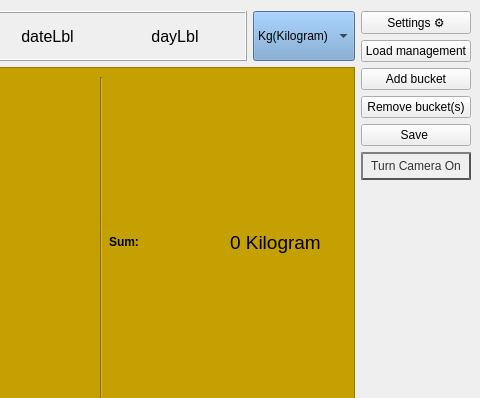
Old version of the form BHMI.ui in the repository SC-One/BHMI; both pictures show x 161 to 641 and y 0 to 398 of the 641 by 489 pixel window.
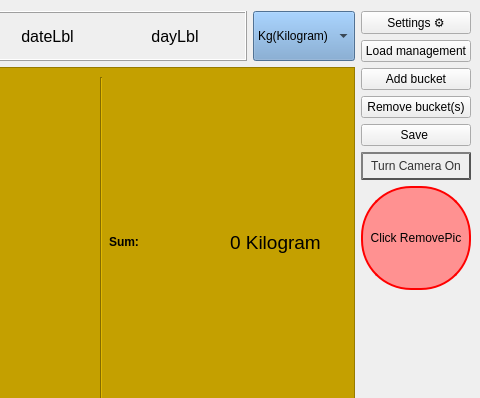
New version of the form. Icons and pictures are not drawn.

```diff
--- a/BHMI.ui
+++ b/BHMI.ui
@@ -14,6 +14,11 @@
    <string>BHMI</string>
   </property>
   <widget class="QWidget" name="centralwidget">
+   <property name="styleSheet">
+    <string notr="true">QWidget#centralwidget {
+	background-image: url(:/new/prefix1/scr.png);
+}</string>
+   </property>
    <layout class="QVBoxLayout" name="verticalLayout">
     <item>
      <layout class="QHBoxLayout" name="horizontalLayout" stretch="10,1">
@@ -422,7 +427,7 @@
        </layout>
       </item>
       <item>
-       <layout class="QVBoxLayout" name="verticalLayout_3" stretch="0,1,0,0,0,0,0,0,0">
+       <layout class="QVBoxLayout" name="verticalLayout_3" stretch="0,1,0,0,0,0,0,0,0,0">
         <property name="topMargin">
          <number>0</number>
         </property>
@@ -497,6 +502,29 @@
           </property>
          </widget>
         </item>
+        <item>
+         <widget class="QPushButton" name="devBtn">
+          <property name="styleSheet">
+           <string notr="true">QPushButton {  
+	background-color: rgb(255, 145, 145);
+	border:2px solid red;
+ 	border-radius:50px; 
+ 	min-width:100px;
+ 	min-height:100px;
+}
+
+QPushButton:hover {
+	background: qradialgradient(
+		cx: 0.3, cy: -0.4, fx: 0.3, fy: -0.4,
+		radius: 1.35, stop: 0 #fff, stop: 1 #bbb
+	);
+}</string>
+          </property>
+          <property name="text">
+           <string>Click RemovePic</string>
+          </property>
+         </widget>
+        </item>
         <item>
          <widget class="Line" name="line_3">
           <property name="font">
```
